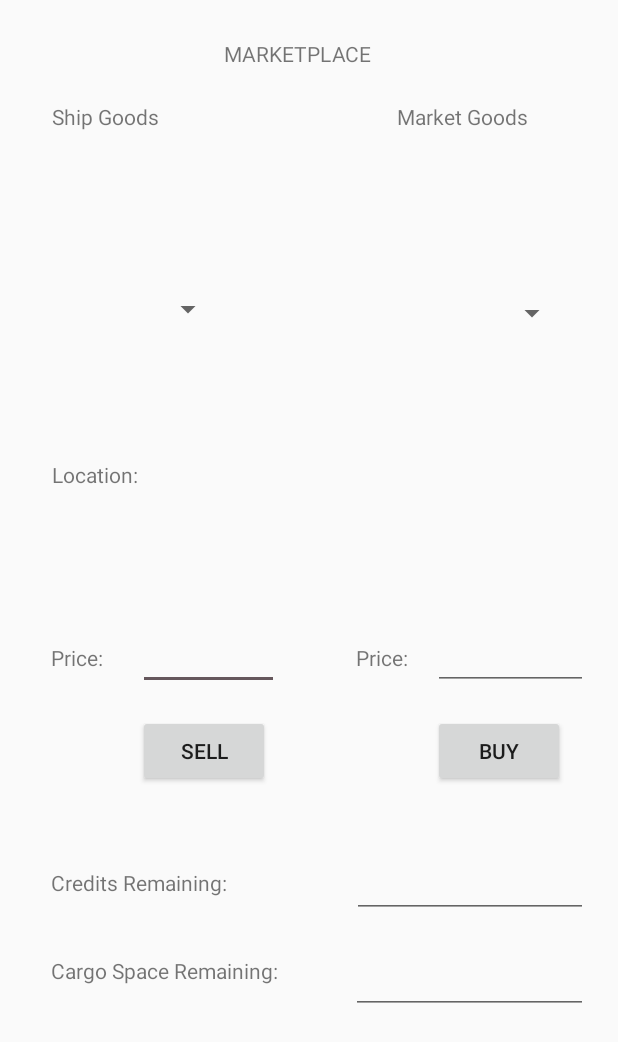
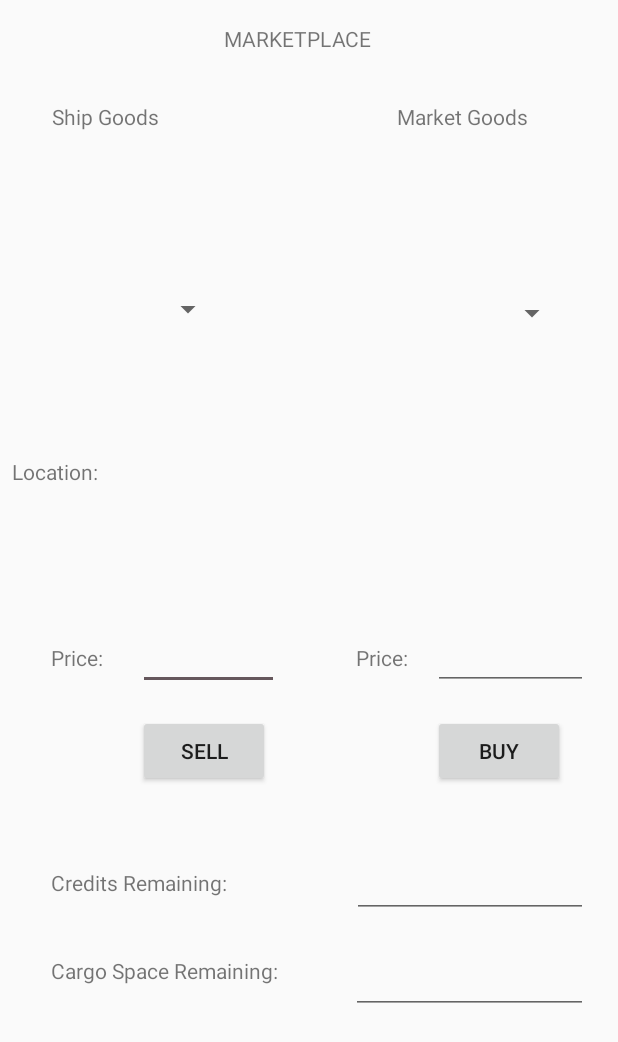
Before and after one commit to tsamantanis/SpaceTrader, an Android app: the MarketplaceActivity screen opened directly, with no data from a screen before it, on a phone screen of 412 x 824 dp. Shown: the top 1042 px of the screen. Run offline under Robolectric (Android 15) with nearby library versions, the phone set to English and light mode, and no system bars; 5 statements that could not run were skipped.

Commit message:
marketplace layout fix

```diff
--- a/app/src/main/res/layout/marketplace_screen.xml
+++ b/app/src/main/res/layout/marketplace_screen.xml
@@ -13,7 +13,7 @@
         android:layout_height="0dp"
         android:layout_marginStart="8dp"
         android:layout_marginLeft="8dp"
-        android:layout_marginTop="26dp"
+        android:layout_marginTop="16dp"
         android:layout_marginEnd="164dp"
         android:layout_marginRight="164dp"
         android:text="MARKETPLACE"
@@ -192,10 +192,10 @@
 
     <TextView
         android:id="@+id/locationText"
-        android:layout_width="wrap_content"
-        android:layout_height="wrap_content"
-        android:layout_marginStart="34dp"
-        android:layout_marginLeft="34dp"
+        android:layout_width="178dp"
+        android:layout_height="23dp"
+        android:layout_marginStart="8dp"
+        android:layout_marginLeft="8dp"
         android:layout_marginTop="88dp"
         android:layout_marginEnd="316dp"
         android:layout_marginRight="316dp"
@@ -203,6 +203,7 @@
         android:text="Location: "
         app:layout_constraintBottom_toTopOf="@+id/shipGoodPriceText"
         app:layout_constraintEnd_toEndOf="parent"
+        app:layout_constraintHorizontal_bias="0.0"
         app:layout_constraintStart_toStartOf="parent"
         app:layout_constraintTop_toBottomOf="@+id/shipGoodsSpinner" />
 </android.support.constraint.ConstraintLayout>
```
